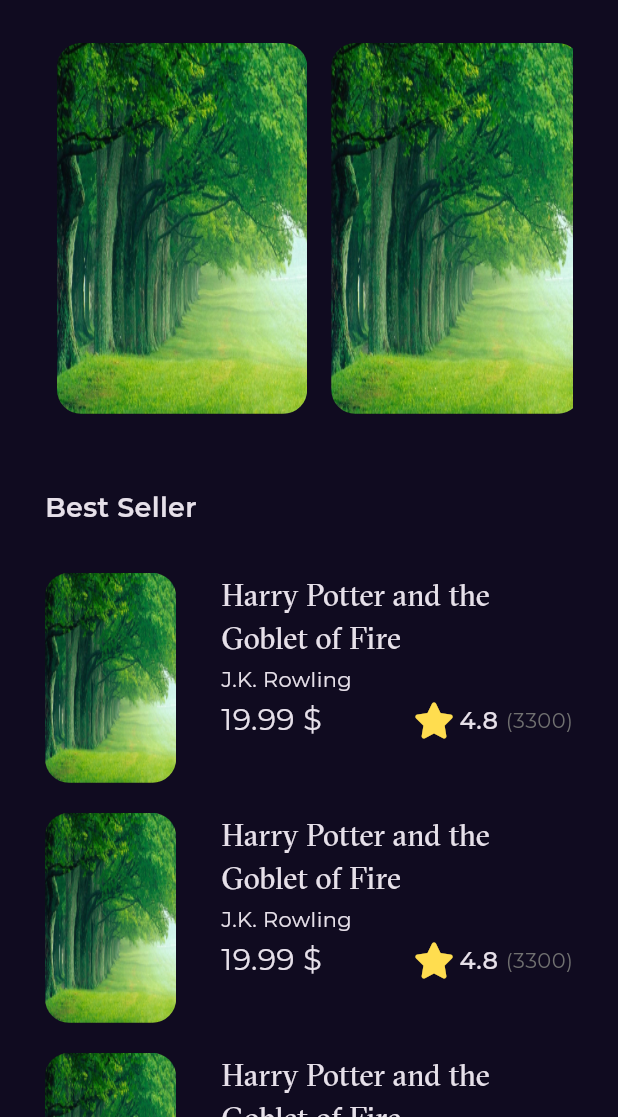
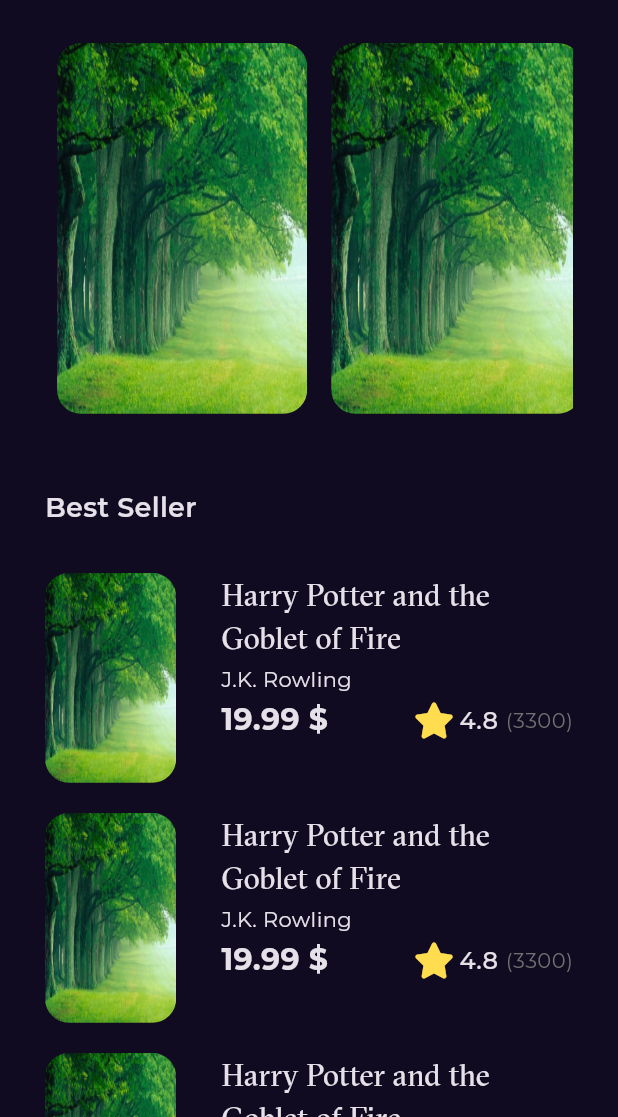
Before and after one commit to mohamedali37/bookly-app, a Flutter app: the screen it shows after launch, on a phone screen of 412 x 824 dp, the part 119-1236 px from its top. Run offline on Flutter 3.47's test engine with Material 3 defaults, Android fonts, the phone set to English and light mode, and no system bars; our stand-ins replace font_awesome_flutter, get, google_fonts.

Commit message:
edit in best seller item

```diff
--- a/lib/features/home/presentation/views/widgets/best_seller_item.dart
+++ b/lib/features/home/presentation/views/widgets/best_seller_item.dart
@@ -50,14 +50,14 @@ class BestSellerItem extends StatelessWidget {
                 const SizedBox(
                   height: 3,
                 ),
-                const Row(
+                Row(
                   children: [
                     Text(
                       r'19.99 $',
-                      style: Styles.textStyle20,
+                      style: Styles.textStyle20.copyWith(fontWeight: FontWeight.bold)
                     ),
-                    Spacer(),
-                    BookRating(),
+                    const Spacer(),
+                    const BookRating(),
                   ],
                 )
               ],
```
